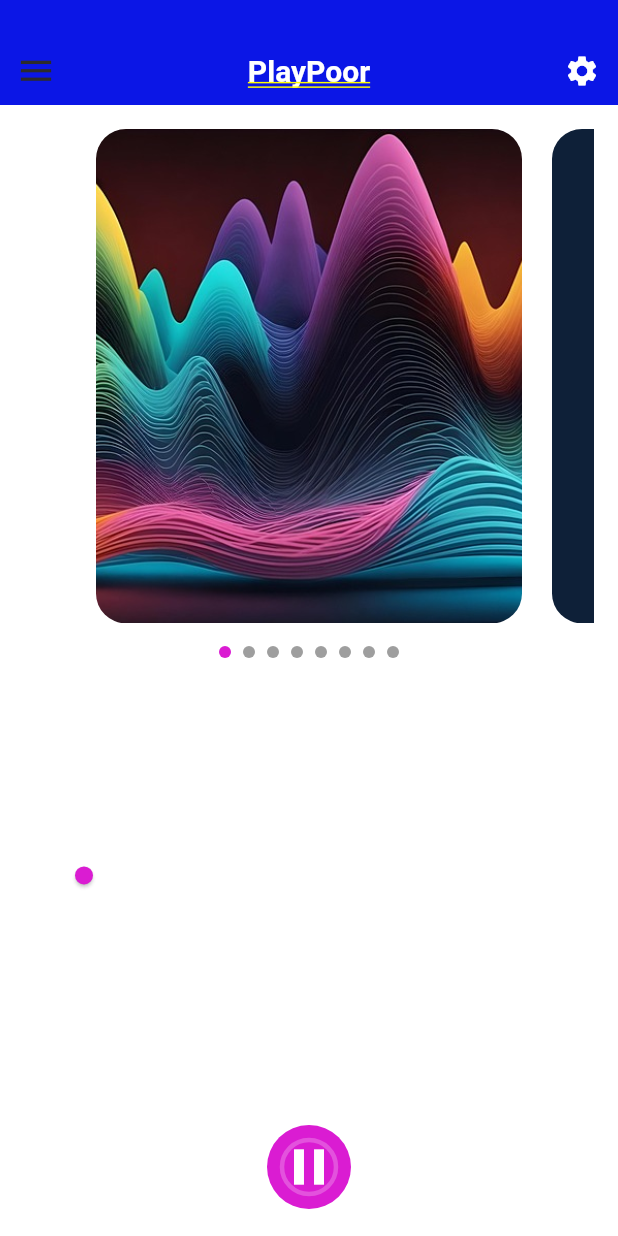
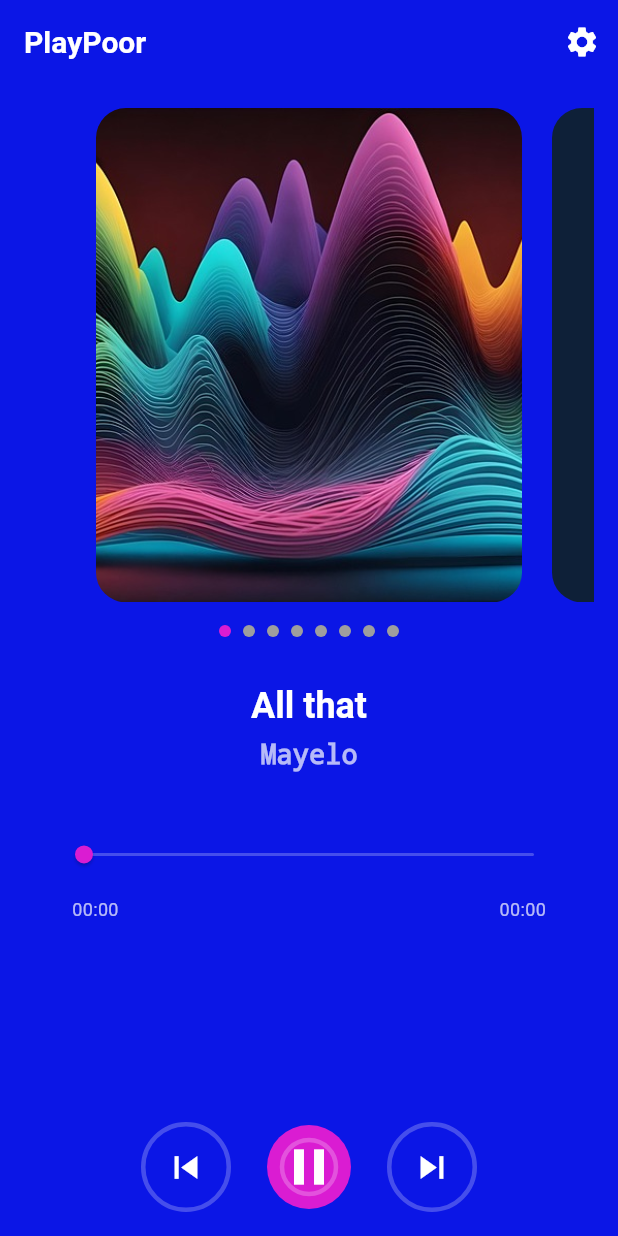
Before and after one commit to ItsDerek29/PlayPoorConSQL, a Flutter app: the screen it shows after launch, on a phone screen of 412 x 824 dp. Run offline on Flutter 3.47's test engine with Material 3 defaults, Android fonts, the light colour scheme and no system bars; drawn by our look-alikes of flutter_slider_drawer, percent_indicator; our stand-ins replace audioplayers, equatable, flutter_bloc, sqflite; accounts and stored records are empty.

Commit message:
Actualicé la librería de flutter_slide_drawer y corregí errores de color en el background de la pantalla principal

```diff
--- a/lib/views/player.dart
+++ b/lib/views/player.dart
@@ -64,6 +64,8 @@ class _PlayerState extends State<Player> {
   Widget build(BuildContext context) {
     return BlocProvider.value(
       value: bloc,
+      child: Container(
+        color: const Color(0xff0b16e6),
         child: SafeArea(
           child: BlocBuilder<PlayerBloc, PlayState>(
             bloc: bloc,
@@ -119,6 +121,7 @@ class _PlayerState extends State<Player> {
                 child: CircularProgressIndicator(),
               );
             },
+          ),
         ),
       ),
     );
--- a/lib/widgets/drawer_menu.dart
+++ b/lib/widgets/drawer_menu.dart
@@ -49,8 +49,8 @@ class _DrawerMenuState extends State<DrawerMenu> {
   Widget build(BuildContext context) {
     return SliderDrawer(
       key: sliderDrawerKey,
-      appBar: SliderAppBar(
-        appBarColor: const Color(0xff0b16e6),
+      appBar: AppBar(
+        backgroundColor: const Color(0xff0b16e6),
         title: const Text(
           "PlayPoor",
           style: TextStyle(
@@ -60,11 +60,13 @@ class _DrawerMenuState extends State<DrawerMenu> {
             fontWeight: FontWeight.bold,
           ),
         ),
-        trailing: IconButton(
-          icon: const Icon(Icons.settings, color: Colors.white),
-          onPressed: () => _showSettingsBottomSheet(context),
-          tooltip: 'Settings',
-        ),
+        actions: [
+          IconButton(
+            icon: const Icon(Icons.settings, color: Colors.white),
+            onPressed: () => _showSettingsBottomSheet(context),
+            tooltip: 'Settings',
+          ),
+        ],
       ),
       slider: MenuWidget(
         onItemSelected: (title) {
--- a/pubspec.yaml
+++ b/pubspec.yaml
@@ -40,7 +40,7 @@ dependencies:
   bloc: ^9.1.0
   flutter_bloc: ^9.1.1
   equatable: ^2.0.0
-  flutter_slider_drawer: ^2.0.2
+  flutter_slider_drawer: ^3.0.2
   sqflite: ^2.4.2
   path: ^1.9.1
 
@@ -55,7 +55,7 @@ dev_dependencies:
   # rules and activating additional ones.
   flutter_lints: ^6.0.0
   flutter_native_splash: ^2.4.2
-  flutter_launcher_icons: ^0.13.1
+  flutter_launcher_icons: ^0.14.4
 
 # For information on the generic Dart part of this file, see the
 # following page: https://dart.dev/tools/pub/pubspec
```
Also changed, not shown: lib/blocs/player_bloc.dart (+18 -0 lines), pubspec.lock. Lines whose indentation alone changed are shown as unchanged.
